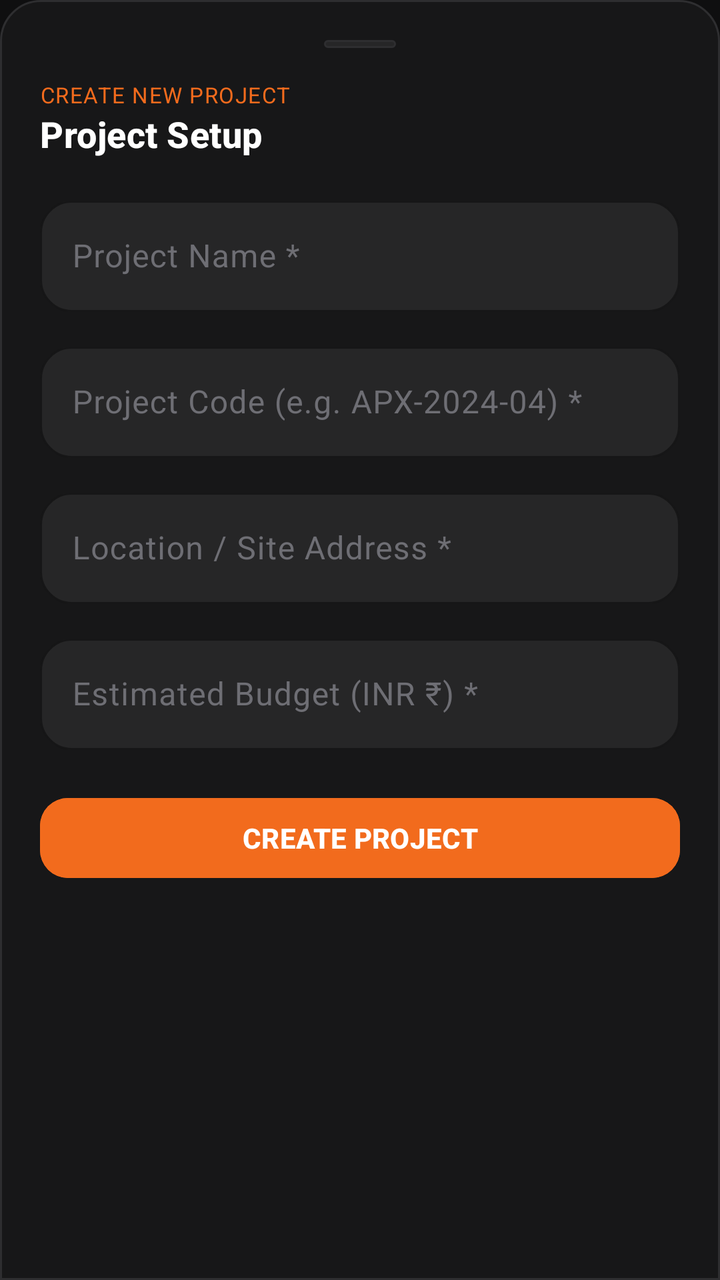
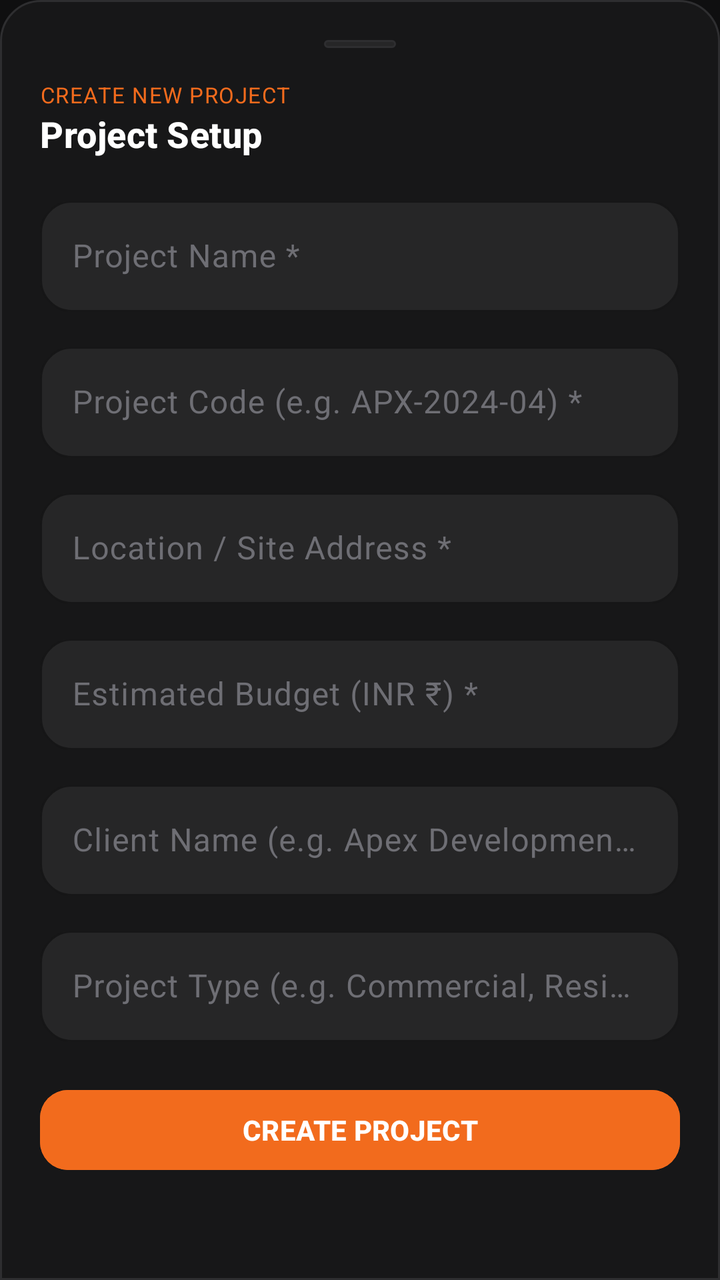

Screens rendered from an Android XML layout before and after an edit, with the pre-edit source and the edit as a unified diff.
<!-- AndroidManifest.xml: application theme Theme.Contructionmanagementapp -->
<!-- res/layout/bottom_sheet_create_project.xml -->
<?xml version="1.0" encoding="utf-8"?>
<LinearLayout xmlns:android="http://schemas.android.com/apk/res/android"
    xmlns:app="http://schemas.android.com/apk/res-auto"
    android:layout_width="match_parent"
    android:layout_height="wrap_content"
    android:background="@drawable/bg_bottom_navigation"
    android:orientation="vertical"
    android:padding="@dimen/cms_spacing_xl">

    
    <View
        android:layout_width="36dp"
        android:layout_height="4dp"
        android:layout_gravity="center_horizontal"
        android:layout_marginBottom="@dimen/cms_spacing_lg"
        android:background="@drawable/bg_status_badge" />

    <TextView
        android:layout_width="wrap_content"
        android:layout_height="wrap_content"
        android:text="CREATE NEW PROJECT"
        android:textAppearance="@style/TextAppearance.CMS.Caption"
        android:textColor="@color/cms_accent" />

    <TextView
        android:layout_width="wrap_content"
        android:layout_height="wrap_content"
        android:text="Project Setup"
        android:textAppearance="@style/TextAppearance.CMS.Title" />

    
    <com.google.android.material.textfield.TextInputLayout
        android:id="@+id/tilProjectName"
        style="@style/Widget.CMS.TextInputLayout"
        android:layout_width="match_parent"
        android:layout_height="wrap_content"
        android:layout_marginTop="@dimen/cms_spacing_lg"
        android:hint="Project Name *">

        <com.google.android.material.textfield.TextInputEditText
            android:id="@+id/etProjectName"
            android:layout_width="match_parent"
            android:layout_height="wrap_content"
            android:inputType="textCapWords"
            android:textColor="@color/cms_text_primary" />
    </com.google.android.material.textfield.TextInputLayout>

    
    <com.google.android.material.textfield.TextInputLayout
        android:id="@+id/tilProjectCode"
        style="@style/Widget.CMS.TextInputLayout"
        android:layout_width="match_parent"
        android:layout_height="wrap_content"
        android:layout_marginTop="@dimen/cms_spacing_md"
        android:hint="Project Code (e.g. APX-2024-04) *">

        <com.google.android.material.textfield.TextInputEditText
            android:id="@+id/etProjectCode"
            android:layout_width="match_parent"
            android:layout_height="wrap_content"
            android:inputType="textCapCharacters"
            android:textColor="@color/cms_text_primary" />
    </com.google.android.material.textfield.TextInputLayout>

    
    <com.google.android.material.textfield.TextInputLayout
        android:id="@+id/tilProjectLocation"
        style="@style/Widget.CMS.TextInputLayout"
        android:layout_width="match_parent"
        android:layout_height="wrap_content"
        android:layout_marginTop="@dimen/cms_spacing_md"
        android:hint="Location / Site Address *">

        <com.google.android.material.textfield.TextInputEditText
            android:id="@+id/etProjectLocation"
            android:layout_width="match_parent"
            android:layout_height="wrap_content"
            android:inputType="textCapWords"
            android:textColor="@color/cms_text_primary" />
    </com.google.android.material.textfield.TextInputLayout>

    
    <com.google.android.material.textfield.TextInputLayout
        android:id="@+id/tilProjectBudget"
        style="@style/Widget.CMS.TextInputLayout"
        android:layout_width="match_parent"
        android:layout_height="wrap_content"
        android:layout_marginTop="@dimen/cms_spacing_md"
        android:hint="Estimated Budget (INR ₹) *">

        <com.google.android.material.textfield.TextInputEditText
            android:id="@+id/etProjectBudget"
            android:layout_width="match_parent"
            android:layout_height="wrap_content"
            android:inputType="numberDecimal"
            android:textColor="@color/cms_text_primary" />
    </com.google.android.material.textfield.TextInputLayout>

    
    <com.google.android.material.button.MaterialButton
        android:id="@+id/btnSubmitProject"
        style="@style/Widget.CMS.Button.Primary"
        android:layout_width="match_parent"
        android:layout_height="wrap_content"
        android:layout_marginTop="@dimen/cms_spacing_xl"
        android:text="CREATE PROJECT" />

    <ProgressBar
        android:id="@+id/progressCreateProject"
        android:layout_width="wrap_content"
        android:layout_height="wrap_content"
        android:layout_gravity="center_horizontal"
        android:layout_marginTop="@dimen/cms_spacing_md"
        android:indeterminateTint="@color/cms_accent"
        android:visibility="gone" />

</LinearLayout>
<!-- resources referenced by this layout -->
<resources>
  <color name="cms_accent">#F26B1D</color>
  <color name="cms_text_primary">#FFFFFF</color>
  <dimen name="cms_spacing_lg">16dp</dimen>
  <dimen name="cms_spacing_md">12dp</dimen>
  <dimen name="cms_spacing_xl">20dp</dimen>
  <!-- drawable bg_status_badge (drawable) -->
  <?xml version="1.0" encoding="utf-8"?>
  <shape xmlns:android="http://schemas.android.com/apk/res/android"
      android:shape="rectangle">
      <corners android:radius="@dimen/cms_radius_pill" />
      <stroke
          android:width="1dp"
          android:color="@color/cms_border" />
      <solid android:color="@color/cms_card_elevated" />
  </shape>
  <style name="TextAppearance.CMS.Caption" parent="TextAppearance.Material3.LabelSmall">
          <item name="android:textSize">@dimen/cms_text_size_caption</item>
          <item name="android:textColor">@color/cms_text_tertiary</item>
          <item name="fontFamily">sans-serif</item>
      </style>
  <style name="TextAppearance.CMS.Title" parent="TextAppearance.Material3.TitleMedium">
          <item name="android:textSize">@dimen/cms_text_size_title</item>
          <item name="android:textColor">@color/cms_text_primary</item>
          <item name="android:textStyle">bold</item>
          <item name="fontFamily">sans-serif-medium</item>
      </style>
  <style name="Widget.CMS.Button.Primary" parent="Widget.Material3.Button">
          <item name="android:backgroundTint">@color/cms_accent</item>
          <item name="android:textColor">@color/cms_accent_on</item>
          <item name="cornerRadius">@dimen/cms_radius_chip</item>
          <item name="android:minHeight">@dimen/cms_touch_target_min</item>
          <item name="android:textStyle">bold</item>
          <item name="rippleColor">@color/cms_accent_pressed</item>
      </style>
  <style name="Theme.Contructionmanagementapp" parent="Theme.CMS" />
  <color name="cms_surface">#171718</color>
  <color name="cms_border">#2E2E30</color>
  <dimen name="cms_radius_card">20dp</dimen>
  <dimen name="cms_radius_pill">999dp</dimen>
  <color name="cms_card_elevated">#262627</color>
  <dimen name="cms_text_size_caption">11sp</dimen>
  <color name="cms_text_tertiary">#6E6E74</color>
  <dimen name="cms_text_size_title">18sp</dimen>
  <color name="cms_accent_on">#FFFFFF</color>
  <dimen name="cms_radius_chip">14dp</dimen>
  <dimen name="cms_touch_target_min">48dp</dimen>
  <color name="cms_accent_pressed">#D95A10</color>
  <dimen name="cms_radius_tile">16dp</dimen>
  <color name="cms_text_secondary">#A0A0A6</color>
  <color name="cms_background">#0F0F10</color>
  <style name="Theme.CMS.BottomSheetDialog" parent="ThemeOverlay.Material3.BottomSheetDialog">
          <item name="bottomSheetStyle">@style/Widget.CMS.BottomSheet.Modal</item>
          <item name="android:windowIsFloating">false</item>
          <item name="android:statusBarColor">@color/cms_transparent</item>
          <item name="android:navigationBarColor">@color/cms_surface</item>
      </style>
  <style name="Widget.CMS.BottomSheet.Modal" parent="Widget.Material3.BottomSheet.Modal">
          <item name="backgroundTint">@color/cms_surface</item>
          <item name="shapeAppearance">@style/ShapeAppearance.CMS.BottomSheet</item>
      </style>
  <color name="cms_transparent">#00000000</color>
  <style name="ShapeAppearance.CMS.BottomSheet" parent="ShapeAppearance.Material3.Corner.None">
          <item name="cornerSizeTopLeft">@dimen/cms_radius_card</item>
          <item name="cornerSizeTopRight">@dimen/cms_radius_card</item>
          <item name="cornerSizeBottomLeft">0dp</item>
          <item name="cornerSizeBottomRight">0dp</item>
      </style>
  <!-- unchanged entries left out for length: 3 -->
</resources>

<!-- the commit's change to res/layout/bottom_sheet_create_project.xml (unified diff, before → after) -->
@@ -97,6 +97,40 @@
     </com.google.android.material.textfield.TextInputLayout>
 
     
+    <com.google.android.material.textfield.TextInputLayout
+        android:id="@+id/tilProjectClient"
+        style="@style/Widget.CMS.TextInputLayout"
+        android:layout_width="match_parent"
+        android:layout_height="wrap_content"
+        android:layout_marginTop="@dimen/cms_spacing_md"
+        android:hint="Client Name (e.g. Apex Developments)">
+
+        <com.google.android.material.textfield.TextInputEditText
+            android:id="@+id/etProjectClient"
+            android:layout_width="match_parent"
+            android:layout_height="wrap_content"
+            android:inputType="textCapWords"
+            android:textColor="@color/cms_text_primary" />
+    </com.google.android.material.textfield.TextInputLayout>
+
+    
+    <com.google.android.material.textfield.TextInputLayout
+        android:id="@+id/tilProjectType"
+        style="@style/Widget.CMS.TextInputLayout"
+        android:layout_width="match_parent"
+        android:layout_height="wrap_content"
+        android:layout_marginTop="@dimen/cms_spacing_md"
+        android:hint="Project Type (e.g. Commercial, Residential)">
+
+        <com.google.android.material.textfield.TextInputEditText
+            android:id="@+id/etProjectType"
+            android:layout_width="match_parent"
+            android:layout_height="wrap_content"
+            android:inputType="textCapWords"
+            android:textColor="@color/cms_text_primary" />
+    </com.google.android.material.textfield.TextInputLayout>
+
+    
     <com.google.android.material.button.MaterialButton
         android:id="@+id/btnSubmitProject"
         style="@style/Widget.CMS.Button.Primary"
